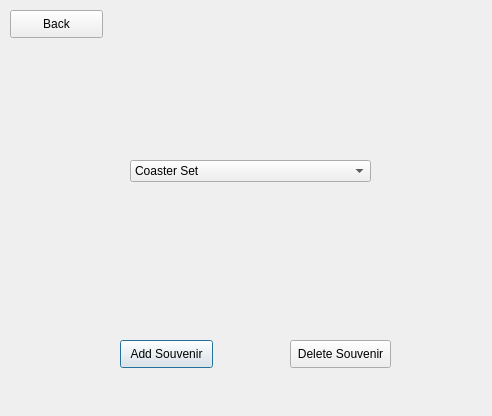
Above: src/souvenireditwindow.ui from brianclinkenbeard/collegetour before the change. Below: the same form after it.
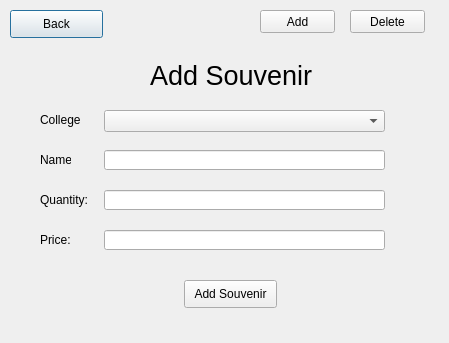
That is the form after the change. The open tabs and pages were chosen to show the change.

The edit to the form file:
```diff
--- a/src/souvenireditwindow.ui
+++ b/src/souvenireditwindow.ui
@@ -6,39 +6,13 @@
    <rect>
     <x>0</x>
     <y>0</y>
-    <width>492</width>
-    <height>416</height>
+    <width>449</width>
+    <height>343</height>
    </rect>
   </property>
   <property name="windowTitle">
    <string>Dialog</string>
   </property>
-  <widget class="QPushButton" name="addSouvenirButton">
-   <property name="geometry">
-    <rect>
-     <x>120</x>
-     <y>340</y>
-     <width>93</width>
-     <height>28</height>
-    </rect>
-   </property>
-   <property name="text">
-    <string>Add Souvenir</string>
-   </property>
-  </widget>
-  <widget class="QPushButton" name="deleteSouvenirButton">
-   <property name="geometry">
-    <rect>
-     <x>290</x>
-     <y>340</y>
-     <width>101</width>
-     <height>28</height>
-    </rect>
-   </property>
-   <property name="text">
-    <string>Delete Souvenir</string>
-   </property>
-  </widget>
   <widget class="QPushButton" name="pushButton_3">
    <property name="geometry">
     <rect>
@@ -52,60 +26,225 @@
     <string>Back</string>
    </property>
   </widget>
-  <widget class="QComboBox" name="souvenirBox">
+  <widget class="QStackedWidget" name="stackedWidget">
    <property name="geometry">
     <rect>
-     <x>130</x>
-     <y>160</y>
-     <width>241</width>
-     <height>22</height>
+     <x>20</x>
+     <y>40</y>
+     <width>401</width>
+     <height>291</height>
     </rect>
    </property>
-   <item>
-    <property name="text">
-     <string>Coaster Set</string>
-    </property>
-   </item>
-   <item>
-    <property name="text">
-     <string>Lawn Chair</string>
-    </property>
-   </item>
-   <item>
-    <property name="text">
-     <string>Reclining Chair</string>
-    </property>
-   </item>
-   <item>
-    <property name="text">
-     <string>Temporary Tattoos</string>
-    </property>
-   </item>
-   <item>
-    <property name="text">
-     <string>Water Bottle</string>
-    </property>
-   </item>
-   <item>
-    <property name="text">
-     <string>Car Magnet</string>
-    </property>
-   </item>
-   <item>
-    <property name="text">
-     <string>Cufflinks</string>
-    </property>
-   </item>
-   <item>
-    <property name="text">
-     <string>Ring</string>
-    </property>
-   </item>
-   <item>
-    <property name="text">
-     <string>Watch</string>
-    </property>
-   </item>
+   <property name="currentIndex">
+    <number>1</number>
+   </property>
+   <widget class="QWidget" name="page">
+    <widget class="QLabel" name="label_5">
+     <property name="geometry">
+      <rect>
+       <x>130</x>
+       <y>20</y>
+       <width>171</width>
+       <height>31</height>
+      </rect>
+     </property>
+     <property name="font">
+      <font>
+       <pointsize>20</pointsize>
+      </font>
+     </property>
+     <property name="text">
+      <string>Add Souvenir</string>
+     </property>
+    </widget>
+    <widget class="QLabel" name="label_2">
+     <property name="geometry">
+      <rect>
+       <x>20</x>
+       <y>150</y>
+       <width>51</width>
+       <height>20</height>
+      </rect>
+     </property>
+     <property name="text">
+      <string>Quantity:</string>
+     </property>
+    </widget>
+    <widget class="QPushButton" name="addSouvenirButton">
+     <property name="geometry">
+      <rect>
+       <x>164</x>
+       <y>240</y>
+       <width>93</width>
+       <height>28</height>
+      </rect>
+     </property>
+     <property name="text">
+      <string>Add Souvenir</string>
+     </property>
+    </widget>
+    <widget class="QLabel" name="label">
+     <property name="geometry">
+      <rect>
+       <x>20</x>
+       <y>110</y>
+       <width>31</width>
+       <height>20</height>
+      </rect>
+     </property>
+     <property name="text">
+      <string>Name:</string>
+     </property>
+    </widget>
+    <widget class="QComboBox" name="collegeBox">
+     <property name="geometry">
+      <rect>
+       <x>84</x>
+       <y>70</y>
+       <width>281</width>
+       <height>22</height>
+      </rect>
+     </property>
+    </widget>
+    <widget class="QLineEdit" name="souvenirPrice">
+     <property name="geometry">
+      <rect>
+       <x>84</x>
+       <y>190</y>
+       <width>281</width>
+       <height>20</height>
+      </rect>
+     </property>
+    </widget>
+    <widget class="QLineEdit" name="souvenirQuantity">
+     <property name="geometry">
+      <rect>
+       <x>84</x>
+       <y>150</y>
+       <width>281</width>
+       <height>20</height>
+      </rect>
+     </property>
+    </widget>
+    <widget class="QLineEdit" name="souvenirName">
+     <property name="geometry">
+      <rect>
+       <x>84</x>
+       <y>110</y>
+       <width>281</width>
+       <height>20</height>
+      </rect>
+     </property>
+    </widget>
+    <widget class="QLabel" name="label_4">
+     <property name="geometry">
+      <rect>
+       <x>20</x>
+       <y>70</y>
+       <width>41</width>
+       <height>20</height>
+      </rect>
+     </property>
+     <property name="text">
+      <string>College:</string>
+     </property>
+    </widget>
+    <widget class="QLabel" name="label_3">
+     <property name="geometry">
+      <rect>
+       <x>20</x>
+       <y>190</y>
+       <width>31</width>
+       <height>20</height>
+      </rect>
+     </property>
+     <property name="text">
+      <string>Price:</string>
+     </property>
+    </widget>
+   </widget>
+   <widget class="QWidget" name="page_2">
+    <widget class="QLabel" name="label_6">
+     <property name="geometry">
+      <rect>
+       <x>120</x>
+       <y>20</y>
+       <width>211</width>
+       <height>31</height>
+      </rect>
+     </property>
+     <property name="font">
+      <font>
+       <pointsize>20</pointsize>
+      </font>
+     </property>
+     <property name="text">
+      <string>Delete Souvenir</string>
+     </property>
+    </widget>
+    <widget class="QComboBox" name="souvenirBox">
+     <property name="geometry">
+      <rect>
+       <x>80</x>
+       <y>70</y>
+       <width>281</width>
+       <height>22</height>
+      </rect>
+     </property>
+    </widget>
+    <widget class="QPushButton" name="deleteSouvenirButton">
+     <property name="geometry">
+      <rect>
+       <x>170</x>
+       <y>240</y>
+       <width>75</width>
+       <height>23</height>
+      </rect>
+     </property>
+     <property name="text">
+      <string>Delete</string>
+     </property>
+    </widget>
+    <widget class="QLabel" name="label_8">
+     <property name="geometry">
+      <rect>
+       <x>20</x>
+       <y>70</y>
+       <width>51</width>
+       <height>16</height>
+      </rect>
+     </property>
+     <property name="text">
+      <string>Souvenir:</string>
+     </property>
+    </widget>
+   </widget>
+  </widget>
+  <widget class="QPushButton" name="add_item_button">
+   <property name="geometry">
+    <rect>
+     <x>260</x>
+     <y>10</y>
+     <width>75</width>
+     <height>23</height>
+    </rect>
+   </property>
+   <property name="text">
+    <string>Add</string>
+   </property>
+  </widget>
+  <widget class="QPushButton" name="delete_item_button">
+   <property name="geometry">
+    <rect>
+     <x>350</x>
+     <y>10</y>
+     <width>75</width>
+     <height>23</height>
+    </rect>
+   </property>
+   <property name="text">
+    <string>Delete</string>
+   </property>
   </widget>
  </widget>
  <resources/>
```
